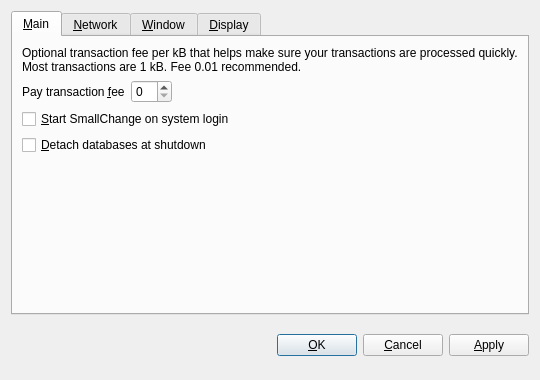
The window that src/qt/forms/optionsdialog.ui (alexshatesu/DoingCoin) describes before a commit, drawn with Qt 5.
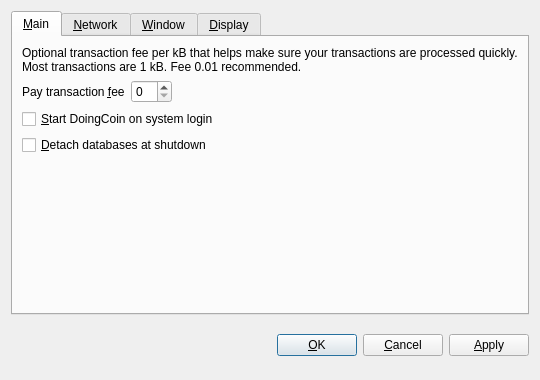
The same window after the commit. The open tabs and pages were chosen to show the change. Custom widgets are drawn as their Qt base class.

Patch:
```diff
--- a/src/qt/forms/optionsdialog.ui
+++ b/src/qt/forms/optionsdialog.ui
@@ -82,7 +82,7 @@
           <string>Automatically start SmallChange after logging in to the system.</string>
          </property>
          <property name="text">
-          <string>&amp;Start SmallChange on system login</string>
+          <string>&amp;Start DoingCoin on system login</string>
          </property>
         </widget>
        </item>
```
Left out of the diff: 10 changed lines with no effect on the pictures.
